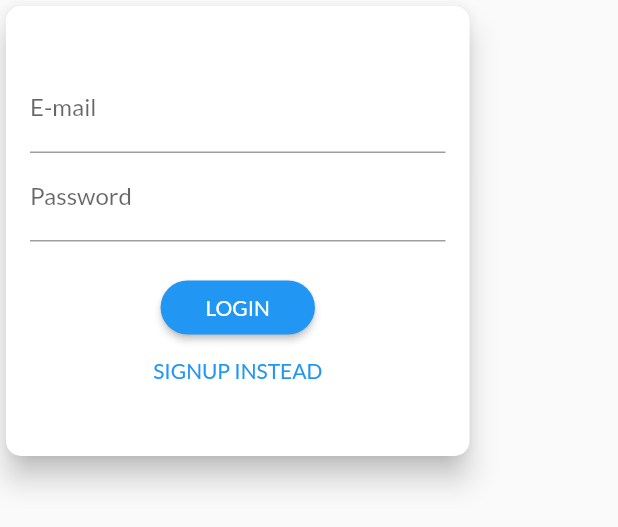
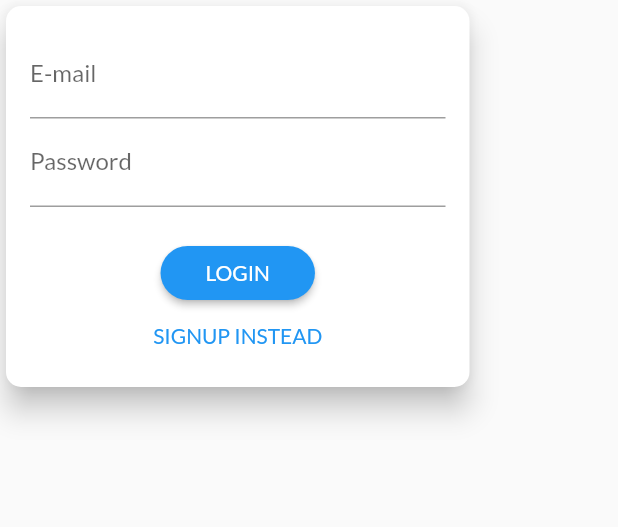
Before and after one commit to alinbabu2010/ShopApp, a Flutter app: the AuthCard widget shown alone on an empty page, opened directly, on a phone screen of 412 x 824 dp. Shown: the top 527 px of the screen. Run offline on Flutter 3.47's test engine with Material 2 defaults, Android fonts, the light colour scheme and no system bars; our stand-ins replace shared_preferences; accounts and stored records are empty.

Commit message:
Fix authCard size issue on error text fields

```diff
--- a/lib/widgets/auth_card.dart
+++ b/lib/widgets/auth_card.dart
@@ -141,13 +141,10 @@ class _AuthCardState extends State<AuthCard>
       ),
       elevation: dimens.authCardElevation,
       child: AnimatedContainer(
-        height: authCardHeight,
-        constraints: BoxConstraints(minHeight: authCardHeight),
         width: deviceSize.width * 0.75,
         padding: dimens.authCardPadding,
         duration: const Duration(milliseconds: 300),
         curve: Curves.easeIn,
-        child: Center(
         child: Form(
           key: _formKey,
           child: SingleChildScrollView(
@@ -164,8 +161,8 @@ class _AuthCardState extends State<AuthCard>
                   },
                 ),
                 TextFormField(
-                    decoration: const InputDecoration(
-                        labelText: constants.labelPassword),
+                  decoration:
+                      const InputDecoration(labelText: constants.labelPassword),
                   obscureText: true,
                   textInputAction: _authMode == AuthMode.signup
                       ? TextInputAction.next
@@ -176,13 +173,10 @@ class _AuthCardState extends State<AuthCard>
                     _authData[constants.passwordKey] = value!;
                   },
                 ),
-                  AnimatedContainer(
+                AnimatedSize(
                   duration: const Duration(milliseconds: 300),
-                    constraints: BoxConstraints(
-                      minHeight: _authMode == AuthMode.signup ? 60 : 0,
-                      maxHeight: _authMode == AuthMode.signup ? 120 : 0,
-                    ),
-                    curve: Curves.easeIn,
+                  child: SizedBox(
+                    height: _authMode == AuthMode.signup ? null : 0,
                     child: FadeTransition(
                       opacity: _opacityAnimation,
                       child: SlideTransition(
@@ -198,6 +192,7 @@ class _AuthCardState extends State<AuthCard>
                               ? (value) => FormValidator.checkPasswordMatch(
                                   value, _passwordController.text)
                               : null,
+                        ),
                       ),
                     ),
                   ),
@@ -219,7 +214,6 @@ class _AuthCardState extends State<AuthCard>
           ),
         ),
       ),
-      ),
     );
   }
 }
```
Lines whose indentation alone changed are shown as unchanged.
